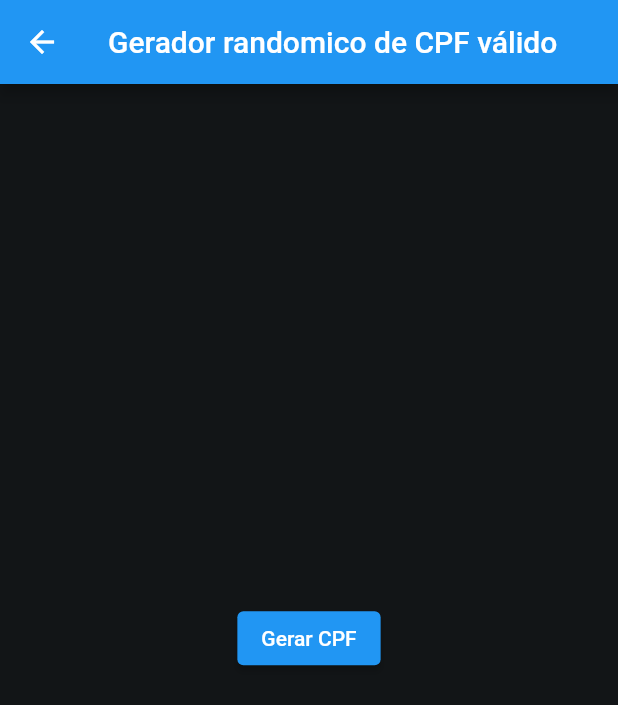
After one commit to CYH05/miscelanea, a Flutter app: the RandomTinGenerator screen opened directly, on a phone screen of 412 x 824 dp. The commit adds this screen. Shown: the top 705 px of the screen. Run offline on Flutter 3.47's test engine with Material 2 defaults, Android fonts, the phone set to English and light mode, and no system bars; our stand-ins replace flutter_svg.

Commit message:
Random tin generator app added

```diff
--- /dev/null
+++ b/lib/pages/valid_tin_generator/view/random_tin_generator_page.dart
@@ -0,0 +1,52 @@
+import "package:flutter/material.dart";
+import 'package:miscelanea/const/colors.dart';
+import 'package:miscelanea/pages/valid_tin_generator/controller/random_tin_generator_controller.dart';
+import 'package:miscelanea/widgets/texts/headline_2_text_style.dart';
+
+class RandomTinGenerator extends StatefulWidget {
+  const RandomTinGenerator({Key? key}) : super(key: key);
+
+  @override
+  _RandoTinmGeneratorState createState() => _RandoTinmGeneratorState();
+}
+
+class _RandoTinmGeneratorState extends State<RandomTinGenerator> {
+  final RandomTinGeneratorController controller =
+      RandomTinGeneratorController();
+  @override
+  Widget build(BuildContext context) {
+    return Scaffold(
+      appBar: AppBar(
+        title: const Text("Gerador randomico de CPF válido"),
+      ),
+      body: Container(
+        color: scaffoldBackground,
+        child: Center(
+          child: Column(
+            mainAxisAlignment: MainAxisAlignment.center,
+            children: [
+              ElevatedButton(
+                onPressed: () {
+                  controller.generateTin();
+                },
+                child: const Text("Gerar CPF"),
+              ),
+              Padding(
+                padding: const EdgeInsets.only(top: 10),
+                child: AnimatedBuilder(
+                  animation: controller,
+                  builder: (context, child) {
+                    return Text(
+                      controller.tin,
+                      style: headline2TextStyle(textHighlight),
+                    );
+                  },
+                ),
+              )
+            ],
+          ),
+        ),
+      ),
+    );
+  }
+}
```
Also changed, not shown: lib/pages/activity_list/generator_tin_list_page.dart (added, +50 -0 lines), lib/pages/activity_page.dart (+14 -2 lines), lib/pages/valid_tin_generator/controller/random_tin_generator_controller.dart (added, +22 -0 lines), lib/pages/valid_tin_generator/model/tin_model.dart (added, +54 -0 lines), lib/pages/activity_list/animations_list_page.dart (renamed from lib/pages/animations_list_page.dart), lib/pages/activity_list/mockup_list_page.dart (renamed from lib/pages/mockup_list_page.dart), 2 other files.
